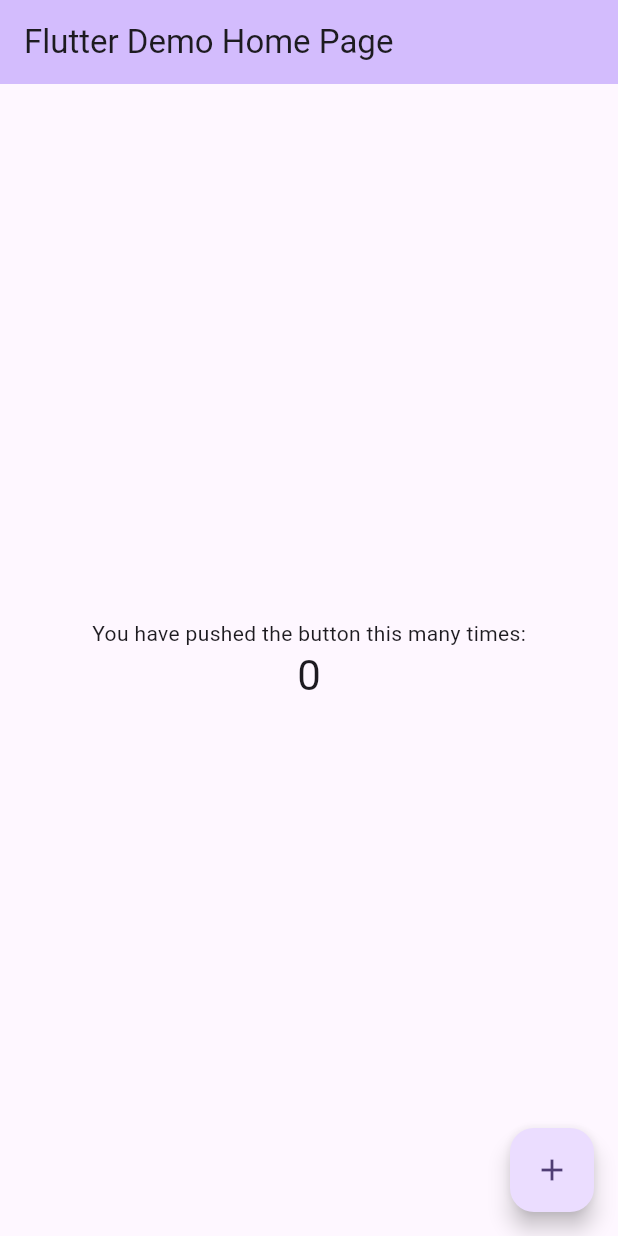
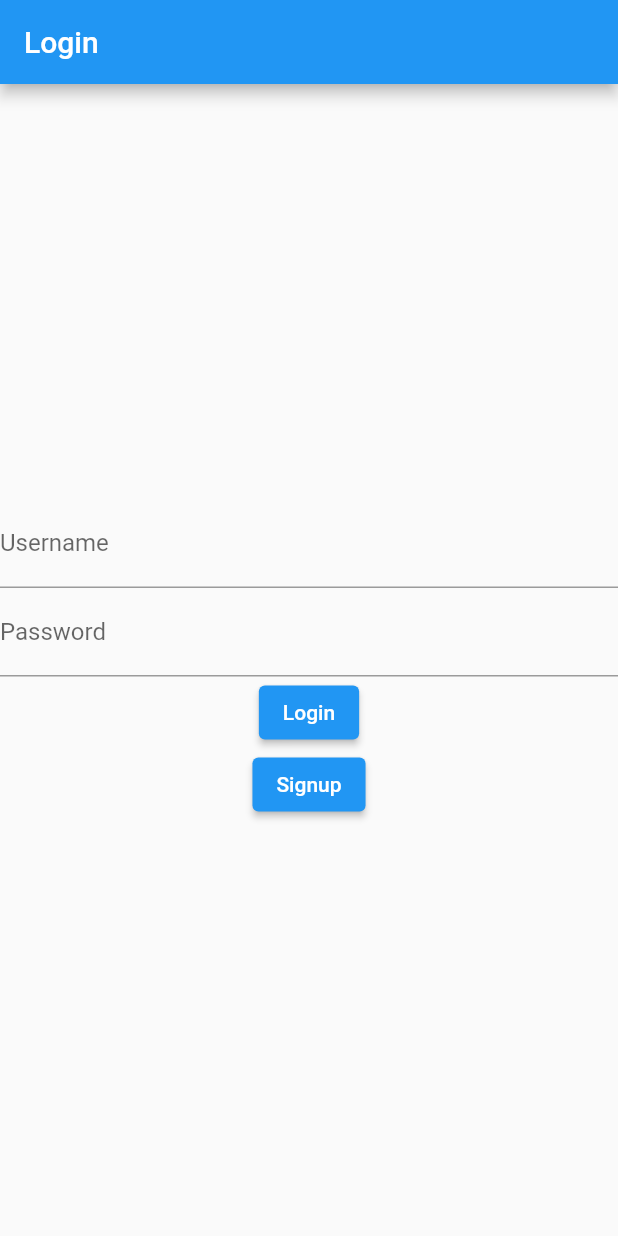
Before and after one commit to devtvas/healthy_app, a Flutter app: the screen it shows after launch, on a phone screen of 412 x 824 dp. Run offline on Flutter 3.47's test engine with Material 2 defaults, Android fonts, the phone set to English and light mode, and no system bars; our stand-ins replace flutter_modular, sqflite; accounts and stored records are empty.

Commit message:
feat: funcionalidade da tela login

```diff
--- /dev/null
+++ b/lib/app_widget.dart
@@ -0,0 +1,28 @@
+import 'package:flutter/material.dart';
+import 'package:flutter_modular/flutter_modular.dart';
+
+class AppWidget extends StatelessWidget {
+  const AppWidget({Key? key}) : super(key: key);
+
+  @override
+  Widget build(BuildContext context) {
+    return MaterialApp.router(
+      routeInformationParser: Modular.routeInformationParser,
+      routerDelegate: Modular.routerDelegate,
+      title: 'Healthy App',
+      theme: ThemeData(
+          outlinedButtonTheme: OutlinedButtonThemeData(
+            style: OutlinedButton.styleFrom(primary: Colors.blue),
+          ),
+          textTheme: const TextTheme(
+              bodyText1: TextStyle(
+            color: Colors.black,
+            // fontFamily: AppFonts.madeTommy,
+          ))),
+      debugShowCheckedModeBanner: false,
+      debugShowMaterialGrid: false,
+      locale: const Locale('pt', 'BR'),
+      // localizationsDelegates: const [GlobalMaterialLocalizations.delegate],
+    );
+  }
+}
--- /dev/null
+++ b/lib/core/database/local_storage/local_storage.dart
@@ -0,0 +1,51 @@
+import 'package:healthy_app/modules/signin/signin_model.dart';
+import 'package:sqflite/sqflite.dart';
+import 'package:path/path.dart';
+
+class LocalStorage {
+  Database? _database;
+
+  Future<void> initDatabase() async {
+    final databasesPath = await getDatabasesPath();
+    final path = join(databasesPath, 'signup.db');
+
+    _database = await openDatabase(
+      path,
+      version: 1,
+      onCreate: _onCreate,
+    );
+  }
+
+  void _onCreate(Database db, int version) async {
+    await db.execute('''
+      CREATE TABLE users(
+        id INTEGER PRIMARY KEY,
+        username TEXT,
+        password TEXT
+      )
+    ''');
+  }
+
+  Future<void> saveUser(SigninModel user) async {
+    await initDatabase();
+    await _database!.insert('users', user.toMap());
+  }
+
+  Future<SigninModel?> getUser(String username) async {
+    await initDatabase();
+    final List<Map<String, dynamic>> maps = await _database!.query(
+      'users',
+      where: 'username = ?',
+      whereArgs: [username],
+    );
+
+    if (maps.isNotEmpty) {
+      return SigninModel.fromMap(maps.first);
+    }
+    return null;
+  }
+
+  Future<void> closeDatabase() async {
+    await _database!.close();
+  }
+}
--- /dev/null
+++ b/lib/core/services/auth_service.dart
@@ -0,0 +1,26 @@
+import 'package:healthy_app/modules/signin/signin_model.dart';
+import 'package:sqflite/sqflite.dart';
+
+class AuthService {
+  final Database database;
+
+  AuthService(this.database);
+
+  Future<SigninModel?> authenticateUser(
+      String username, String password) async {
+    final List<Map<String, dynamic>> maps = await database.query(
+      'users',
+      where: 'username = ?',
+      whereArgs: [username],
+    );
+
+    if (maps.isNotEmpty) {
+      final user = SigninModel.fromMap(maps.first);
+      if (user.password == password) {
+        return user;
+      }
+    }
+
+    return null;
+  }
+}
--- a/lib/main.dart
+++ b/lib/main.dart
@@ -1,125 +1,10 @@
 import 'package:flutter/material.dart';
+import 'package:flutter_modular/flutter_modular.dart';
+import 'package:healthy_app/app_widget.dart';
+import 'app_module.dart';
 
 void main() {
-  runApp(const MyApp());
+  runApp(ModularApp(
+    module: AppModule(), child: const AppWidget(),
+  ));
 }
-
-class MyApp extends StatelessWidget {
-  const MyApp({super.key});
-
-  // This widget is the root of your application.
-  @override
-  Widget build(BuildContext context) {
-    return MaterialApp(
-      title: 'Flutter Demo',
-      theme: ThemeData(
-        // This is the theme of your application.
-        //
-        // TRY THIS: Try running your application with "flutter run". You'll see
-        // the application has a blue toolbar. Then, without quitting the app,
-        // try changing the seedColor in the colorScheme below to Colors.green
-        // and then invoke "hot reload" (save your changes or press the "hot
-        // reload" button in a Flutter-supported IDE, or press "r" if you used
-        // the command line to start the app).
-        //
-        // Notice that the counter didn't reset back to zero; the application
-        // state is not lost during the reload. To reset the state, use hot
-        // restart instead.
-        //
-        // This works for code too, not just values: Most code changes can be
-        // tested with just a hot reload.
-        colorScheme: ColorScheme.fromSeed(seedColor: Colors.deepPurple),
-        useMaterial3: true,
-      ),
-      home: const MyHomePage(title: 'Flutter Demo Home Page'),
-    );
-  }
-}
-
-class MyHomePage extends StatefulWidget {
-  const MyHomePage({super.key, required this.title});
-
-  // This widget is the home page of your application. It is stateful, meaning
-  // that it has a State object (defined below) that contains fields that affect
-  // how it looks.
-
-  // This class is the configuration for the state. It holds the values (in this
-  // case the title) provided by the parent (in this case the App widget) and
-  // used by the build method of the State. Fields in a Widget subclass are
-  // always marked "final".
-
-  final String title;
-
-  @override
-  State<MyHomePage> createState() => _MyHomePageState();
-}
-
-class _MyHomePageState extends State<MyHomePage> {
-  int _counter = 0;
-
-  void _incrementCounter() {
-    setState(() {
-      // This call to setState tells the Flutter framework that something has
-      // changed in this State, which causes it to rerun the build method below
-      // so that the display can reflect the updated values. If we changed
-      // _counter without calling setState(), then the build method would not be
-      // called again, and so nothing would appear to happen.
-      _counter++;
-    });
-  }
-
-  @override
-  Widget build(BuildContext context) {
-    // This method is rerun every time setState is called, for instance as done
-    // by the _incrementCounter method above.
-    //
-    // The Flutter framework has been optimized to make rerunning build methods
-    // fast, so that you can just rebuild anything that needs updating rather
-    // than having to individually change instances of widgets.
-    return Scaffold(
-      appBar: AppBar(
-        // TRY THIS: Try changing the color here to a specific color (to
-        // Colors.amber, perhaps?) and trigger a hot reload to see the AppBar
-        // change color while the other colors stay the same.
-        backgroundColor: Theme.of(context).colorScheme.inversePrimary,
-        // Here we take the value from the MyHomePage object that was created by
-        // the App.build method, and use it to set our appbar title.
-        title: Text(widget.title),
-      ),
-      body: Center(
-        // Center is a layout widget. It takes a single child and positions it
-        // in the middle of the parent.
-        child: Column(
-          // Column is also a layout widget. It takes a list of children and
-          // arranges them vertically. By default, it sizes itself to fit its
-          // children horizontally, and tries to be as tall as its parent.
-          //
-          // Column has various properties to control how it sizes itself and
-          // how it positions its children. Here we use mainAxisAlignment to
-          // center the children vertically; the main axis here is the vertical
-          // axis because Columns are vertical (the cross axis would be
-          // horizontal).
-          //
-          // TRY THIS: Invoke "debug painting" (choose the "Toggle Debug Paint"
-          // action in the IDE, or press "p" in the console), to see the
-          // wireframe for each widget.
-          mainAxisAlignment: MainAxisAlignment.center,
-          children: <Widget>[
-            const Text(
-              'You have pushed the button this many times:',
-            ),
-            Text(
-              '$_counter',
-              style: Theme.of(context).textTheme.headlineMedium,
-            ),
-          ],
-        ),
-      ),
-      floatingActionButton: FloatingActionButton(
-        onPressed: _incrementCounter,
-        tooltip: 'Increment',
-        child: const Icon(Icons.add),
-      ), // This trailing comma makes auto-formatting nicer for build methods.
-    );
-  }
-}
--- /dev/null
+++ b/lib/modules/signin/signin_controller.dart
@@ -0,0 +1,17 @@
+
+import 'package:healthy_app/core/database/local_storage/local_storage.dart';
+import 'package:healthy_app/modules/signin/signin_model.dart';
+
+class SigninController {
+  final LocalStorage localStorage;
+
+  SigninController({required this.localStorage});
+
+  Future<void> saveUser(SigninModel user) async {
+    await localStorage.saveUser(user);
+  }
+
+  Future<SigninModel?> getUser(String username) async {
+    return localStorage.getUser(username);
+  }
+}
--- /dev/null
+++ b/lib/modules/signin/signin_entity.dart
@@ -0,0 +1,7 @@
+class SigninEntity {
+  final int id;
+  final String username;
+  final String password;
+
+  SigninEntity({required this.id, required this.username, required this.password});
+}
--- /dev/null
+++ b/lib/modules/signin/signin_model.dart
@@ -0,0 +1,25 @@
+import 'signin_entity.dart';
+
+class SigninModel extends SigninEntity {
+  SigninModel({
+    required super.id,
+    required super.username,
+    required super.password,
+  });
+
+factory SigninModel.fromMap(Map<String, dynamic> map) {
+    return SigninModel(
+      id: map['id'],
+      username: map['username'],
+      password: map['password'],
+    );
+  }
+
+  Map<String, dynamic> toMap() {
+    return {
+      'id': id,
+      'username': username,
+      'password': password,
+    };
+  }
+}
--- /dev/null
+++ b/lib/modules/signin/signin_page.dart
@@ -0,0 +1,90 @@
+import 'dart:developer';
+
+import 'package:flutter/material.dart';
+import 'package:flutter_modular/flutter_modular.dart';
+import 'package:healthy_app/modules/signin/signin_model.dart';
+
+import 'signin_controller.dart';
+
+class SigninPage extends StatefulWidget {
+  const SigninPage({super.key});
+
+  @override
+  _SigninPageState createState() => _SigninPageState();
+}
+
+class _SigninPageState extends State<SigninPage> {
+  final signinController = Modular.get<SigninController>();
+  final TextEditingController usernameController = TextEditingController();
+  final TextEditingController passwordController = TextEditingController();
+
+  @override
+  void initState() {
+    super.initState();
+  }
+
+  @override
+  void dispose() {
+    super.dispose();
+  }
+
+  Future<void> _handleLogin() async {
+    final username = usernameController.text;
+    final user = await signinController.getUser(username);
+
+    if (user != null && user.password == passwordController.text) {
+      // Login bem-sucedido
+      // Navegar para a próxima tela ou executar ação apropriada
+      log('bem-sucedido');
+      Modular.to.pushNamed('/home');
+    } else {
+      // Exibir mensagem de erro
+      log('erro');
+    }
+  }
+
+  Future<void> _handleRegister() async {
+    final username = usernameController.text;
+    final password = passwordController.text;
+    if (username.isNotEmpty && password.isNotEmpty) {
+      final user = SigninModel(id: 0, username: username, password: password);
+      await signinController.saveUser(user);
+      // Redirecionar para a página de login ou realizar outra ação apropriada
+      Modular.to.pop();
+    } else {
+      // Exibir mensagem de erro se campos estiverem vazios
+    }
+  }
+
+  @override
+  Widget build(BuildContext context) {
+    return Scaffold(
+      appBar: AppBar(
+        title: Text('Login'),
+      ),
+      body: Center(
+        child: Column(
+          mainAxisAlignment: MainAxisAlignment.center,
+          children: [
+            TextFormField(
+              controller: usernameController,
+              decoration: InputDecoration(labelText: 'Username'),
+            ),
+            TextFormField(
+              controller: passwordController,
+              decoration: InputDecoration(labelText: 'Password'),
+            ),
+            ElevatedButton(
+              onPressed: _handleLogin,
+              child: Text('Login'),
+            ),
+            ElevatedButton(
+              onPressed: _handleRegister,
+              child: Text('Signup'),
+            ),
+          ],
+        ),
+      ),
+    );
+  }
+}
```
Also changed, not shown: lib/app_module.dart (added, +19 -0 lines), lib/modules/home/home_module.dart (added, +19 -0 lines), lib/modules/home/home_page.dart (added, +16 -0 lines), lib/modules/signin/signin_module.dart (added, +34 -0 lines), pubspec.yaml (+6 -3 lines), assets/folder_structure.png (added), pubspec.lock, 1 other file.
